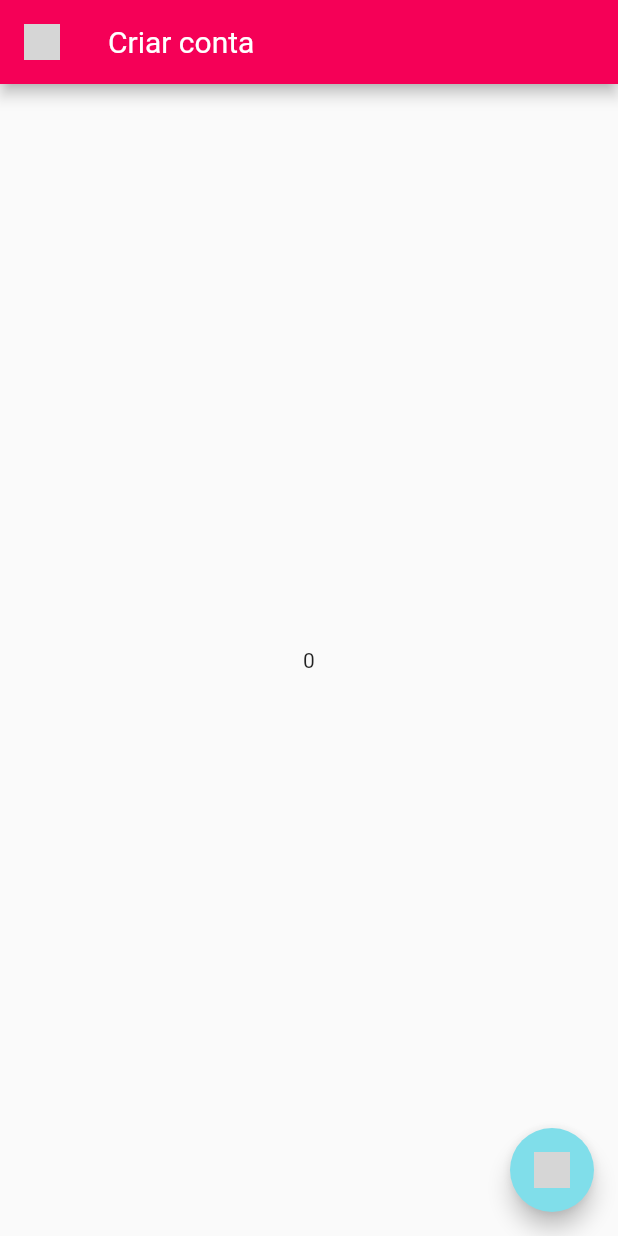
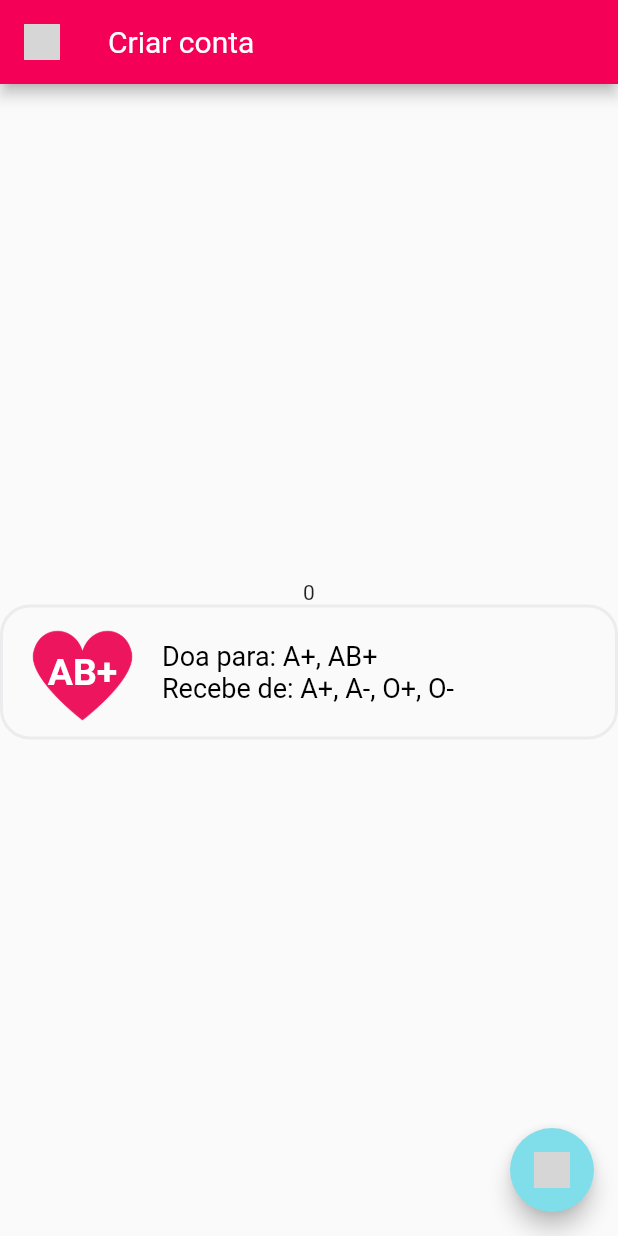
Before and after one commit to Doe-Vida/FrontEnd, a Flutter app: the screen it shows after launch, on a phone screen of 412 x 824 dp. Run offline on Flutter 3.47's test engine with Material 2 defaults, Android fonts, the phone set to English and light mode, and no system bars; missing offline and left inert: iconify_flutter; grey boxes are pictures that could not be loaded.

Commit message:
Adding card of blood type

```diff
--- a/front_end/lib/main.dart
+++ b/front_end/lib/main.dart
@@ -1,4 +1,5 @@
 import 'package:flutter/material.dart';
+import 'package:front_end/shared/components/cards/card_blood_type.dart';
 import 'package:front_end/shared/themes/app_colors.dart';
 import 'package:front_end/shared/themes/app_icons.dart';
 import 'package:front_end/shared/components/appbars/appbar_default.dart';
@@ -41,6 +42,7 @@ class _MyHomePageState extends State<MyHomePage> {
   @override
   Widget build(BuildContext context) {
     return Scaffold(
+
         appBar: AppBarDefault(
           title: "Criar conta",
           backgroundColor: AppColors.pinkPrimary,
@@ -50,6 +52,7 @@ class _MyHomePageState extends State<MyHomePage> {
           },
         ),
         body: Center(
+
           child: Column(
             mainAxisAlignment: MainAxisAlignment.center,
             children: <Widget>[
@@ -60,6 +63,7 @@ class _MyHomePageState extends State<MyHomePage> {
               Exemplo(text: doadores.toString(), onTap: aumentar),
               ButtonDefault(text: doadores.toString(), onTap: aumentar),*/
               Text(doadores.toString()),
+              const CardBloodType(bloodType: "AB+", bloodDonors: "A+, AB+", bloodRecipients: "A+, A-, O+, O-")
             ],
           ),
         ),
--- /dev/null
+++ b/front_end/lib/shared/components/cards/card_blood_type.dart
@@ -0,0 +1,46 @@
+import 'package:flutter/material.dart';
+import 'package:front_end/shared/themes/app_colors.dart';
+import 'package:front_end/shared/themes/app_text_styles.dart';
+
+class CardBloodType extends StatelessWidget {
+  final String bloodType;
+  final String bloodDonors;
+  final String bloodRecipients;
+  const CardBloodType({super.key, required this.bloodType, required this.bloodDonors, required this.bloodRecipients});
+
+  @override
+  Widget build(BuildContext context) {
+    return Container(
+      padding: const EdgeInsets.symmetric(horizontal: 10),
+      width: double.maxFinite,
+      height: 90,
+      decoration: BoxDecoration(
+        border: Border.all(
+          color: AppColors.gray400,
+          width: 2
+        ),
+        borderRadius: BorderRadius.circular(20)
+      ),
+      child: Row(
+        children: [
+          Stack(
+            alignment: Alignment.center,
+            children: [
+              Image.asset("assets/images/pink_heart.png"),
+              Text(bloodType, style: AppTextStyles.boldHeader1.copyWith(color: AppColors.white),)
+            ],
+          ),
+          Container(width: 10,),
+          Column(
+            crossAxisAlignment: CrossAxisAlignment.start,
+            mainAxisAlignment: MainAxisAlignment.center,
+            children: [
+              Text("Doa para: $bloodDonors", style: AppTextStyles.regularHeader3,),
+              Text("Recebe de: $bloodRecipients", style: AppTextStyles.regularHeader3,),
+            ],
+          ),
+        ],
+      ),
+    );
+  }
+}
--- /dev/null
+++ b/front_end/lib/shared/components/textboxes/textbox_default.dart
@@ -0,0 +1,14 @@
+import 'package:flutter/material.dart';
+
+class TextBoxDefault extends StatelessWidget {
+  final String labelText;
+
+  const TextBoxDefault({super.key,required this.labelText});
+
+  @override
+  Widget build(BuildContext context) {
+    return TextFormField(
+
+    );
+  }
+}
--- a/front_end/pubspec.yaml
+++ b/front_end/pubspec.yaml
@@ -25,10 +25,8 @@ flutter:
 
   uses-material-design: true
 
-  # To add assets to your application, add an assets section, like this:
-  # assets:
-  #   - images/a_dot_burr.jpeg
-  #   - images/a_dot_ham.jpeg
+  assets:
+    - assets/images/
 
   # An image asset can refer to one or more resolution-specific "variants", see
   # https://flutter.dev/assets-and-images/#resolution-aware
```
Also changed, not shown: front_end/assets/images/pink_heart.png (added), front_end/lib/shared/components/textboxes/textbox_password.dart (added).
